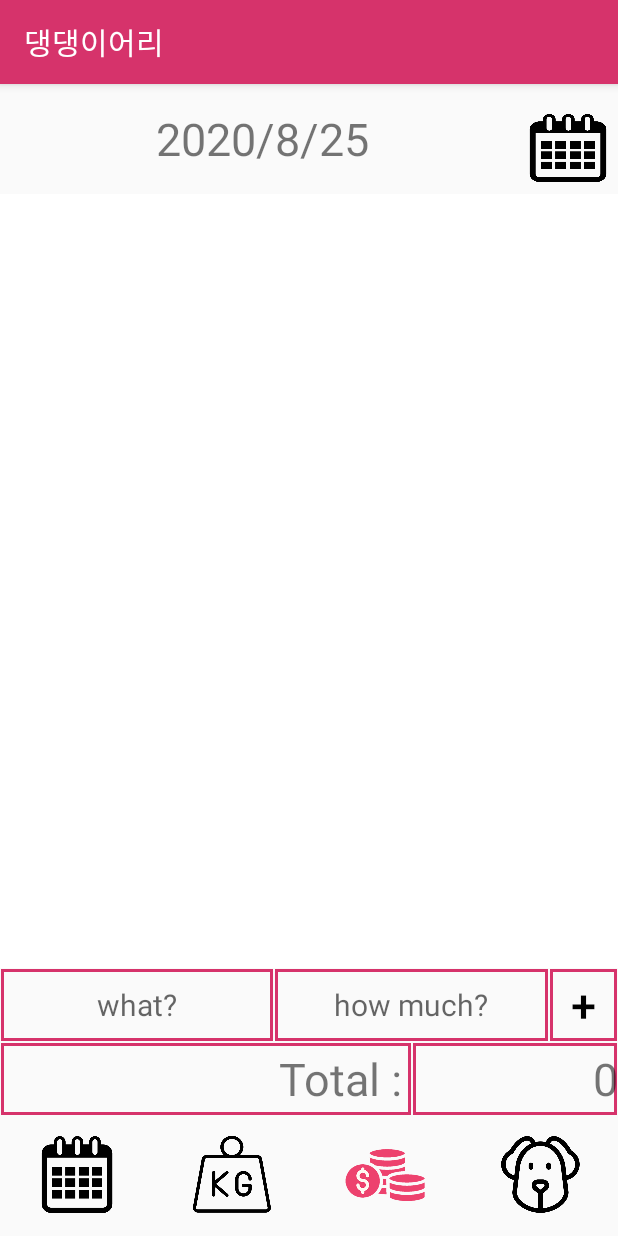
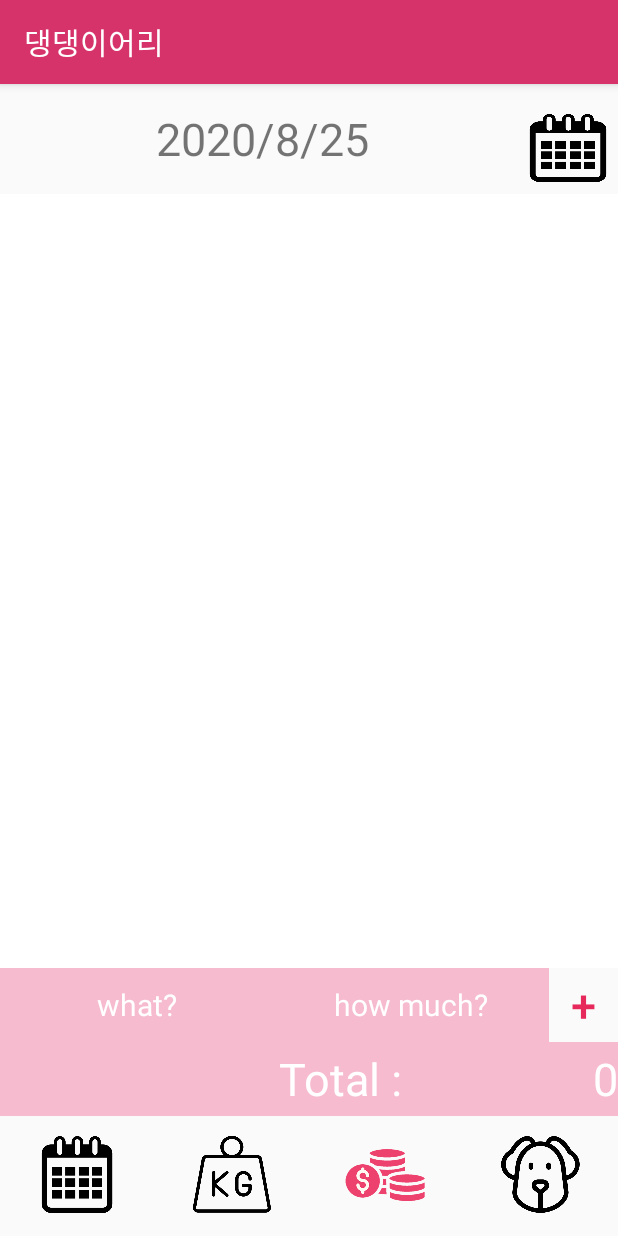
Before and after one commit to jooe0824/PuppyDiary, an Android app: the MoneyTab screen opened directly, with no data from a screen before it, on a phone screen of 412 x 824 dp. Run offline under Robolectric (Android 15) with nearby library versions, the phone set to English and light mode, and no system bars.

Commit message:
color arrange

```diff
--- a/app/src/main/AndroidManifest.xml
+++ b/app/src/main/AndroidManifest.xml
@@ -11,12 +11,12 @@
         android:theme="@style/AppTheme">
         <activity android:name=".KgTab"/>
         <activity android:name=".CalendarTab"/>
-        <activity android:name=".MoneyCalendar"/>
-        <activity android:name=".MoneyTab"/>
+        <activity android:name=".accountmenu.MoneyCalendar"/>
+        <activity android:name=".accountmenu.MoneyTab"/>
         <activity android:name=".KgPopup"/>
         <activity android:name=".MypuppyTab"/>
 
-        <activity android:name=".MoneyEdit"/>
+        <activity android:name=".accountmenu.MoneyEdit"/>
 
         <activity android:name=".MainActivity">
             <intent-filter>
--- a/app/src/main/java/org/techtown/puppydiary/CalendarTab.java
+++ b/app/src/main/java/org/techtown/puppydiary/CalendarTab.java
@@ -17,6 +17,8 @@ import android.widget.TextView;
 
 import androidx.appcompat.app.ActionBar;
 import androidx.appcompat.app.AppCompatActivity;
+
+import org.techtown.puppydiary.accountmenu.MoneyTab;
 
 import java.util.ArrayList;
 import java.util.Calendar;
--- a/app/src/main/java/org/techtown/puppydiary/MypuppyTab.java
+++ b/app/src/main/java/org/techtown/puppydiary/MypuppyTab.java
@@ -6,10 +6,8 @@ import android.graphics.drawable.ColorDrawable;
 import android.os.Bundle;
 import android.text.SpannableString;
 import android.text.style.UnderlineSpan;
-import android.view.LayoutInflater;
 import android.view.Menu;
 import android.view.View;
-import android.view.ViewGroup;
 import android.widget.Button;
 import android.widget.DatePicker;
 import android.widget.EditText;
@@ -17,6 +15,8 @@ import android.widget.TextView;
 
 import androidx.appcompat.app.ActionBar;
 import androidx.appcompat.app.AppCompatActivity;
+
+import org.techtown.puppydiary.accountmenu.MoneyTab;
 
 import java.util.Calendar;
 
--- a/app/src/main/java/org/techtown/puppydiary/MoneyCalendar.java
+++ b/app/src/main/java/org/techtown/puppydiary/accountmenu/MoneyCalendar.java
@@ -1,9 +1,8 @@
-package org.techtown.puppydiary;
+package org.techtown.puppydiary.accountmenu;
 
         import android.content.Intent;
         import android.graphics.drawable.ColorDrawable;
         import android.os.Bundle;
-        import android.os.PersistableBundle;
         //import android.support.annotation.NonNull;
        // import android.support.annotation.Nullable;
        // import android.support.v7.app.AppCompatActivity;
@@ -14,6 +13,9 @@ package org.techtown.puppydiary;
         import androidx.annotation.Nullable;
         import androidx.appcompat.app.ActionBar;
         import androidx.appcompat.app.AppCompatActivity;
+
+        import org.techtown.puppydiary.MainActivity;
+        import org.techtown.puppydiary.R;
 
 
 public class MoneyCalendar extends AppCompatActivity {
--- a/app/src/main/java/org/techtown/puppydiary/MoneyEdit.java
+++ b/app/src/main/java/org/techtown/puppydiary/accountmenu/MoneyEdit.java
@@ -1,18 +1,18 @@
-package org.techtown.puppydiary;
+package org.techtown.puppydiary.accountmenu;
 
 import android.content.Context;
 import android.content.Intent;
 import android.graphics.drawable.ColorDrawable;
 import android.os.Bundle;
 import android.view.Gravity;
-import android.view.LayoutInflater;
 import android.view.View;
-import android.view.ViewGroup;
 import android.widget.Button;
 import android.widget.Toast;
 
 import androidx.appcompat.app.ActionBar;
 import androidx.appcompat.app.AppCompatActivity;
+
+import org.techtown.puppydiary.R;
 
 public class MoneyEdit extends AppCompatActivity {
 
--- a/app/src/main/java/org/techtown/puppydiary/MyCursorAdapter.java
+++ b/app/src/main/java/org/techtown/puppydiary/accountmenu/MyCursorAdapter.java
@@ -1,4 +1,4 @@
-package org.techtown.puppydiary;
+package org.techtown.puppydiary.accountmenu;
 
 import android.content.Context;
 import android.database.Cursor;
@@ -8,6 +8,9 @@ import android.view.View;
 import android.view.ViewGroup;
 import android.widget.CursorAdapter;
 import android.widget.TextView;
+
+import org.techtown.puppydiary.R;
+import org.techtown.puppydiary.accountmenu.MoneyTab;
 
 /**
  * Created by 1hk_s on 2018-06-07.
--- a/app/src/main/res/layout/activity_money.xml
+++ b/app/src/main/res/layout/activity_money.xml
@@ -57,9 +57,10 @@
             android:layout_width="0dp"
             android:layout_height="match_parent"
             android:layout_weight="2"
-            android:background="@drawable/rect_money"
+            android:background="#F6BBCF"
+            android:gravity="center_horizontal|center_vertical"
             android:hint="what?"
-            android:gravity="center_horizontal|center_vertical"
+            android:textColorHint="#FFFF"
             android:inputType="text"
             android:textSize="20dp" />
 
@@ -68,8 +69,9 @@
             android:layout_width="0dp"
             android:layout_height="match_parent"
             android:layout_weight="2"
-            android:background="@drawable/rect_money"
+            android:background="#F6BBCF"
             android:hint="how much?"
+            android:textColorHint="#FFFF"
             android:gravity="center_horizontal|center_vertical"
             android:inputType="number"
             android:textSize="20sp" />
@@ -79,10 +81,10 @@
             android:layout_width="0dp"
             android:layout_height="match_parent"
             android:layout_weight="0.5"
-            android:background="@drawable/rect_money"
+            android:background="@drawable/rect_kg_box"
             android:onClick="OnClick_addButton"
             android:text="+"
-            android:textColor="#000000"
+            android:textColor="#E6285B"
             android:textSize="30sp" />
 
     </LinearLayout>
@@ -97,9 +99,10 @@
             android:layout_width="0dp"
             android:layout_height="match_parent"
             android:layout_weight="2"
-            android:background="@drawable/rect_money"
+            android:background="#F6BBCF"
             android:gravity="center_vertical|right"
             android:text="Total : "
+            android:textColor="#FFFF"
             android:textSize="30dp" />
 
         <TextView
@@ -108,9 +111,10 @@
             android:layout_height="match_parent"
             android:layout_gravity="center_vertical"
             android:layout_weight="1"
-            android:background="@drawable/rect_money"
+            android:background="#F6BBCF"
             android:gravity="right|center_vertical"
             android:hint="0"
+            android:textColor="#FFFF"
             android:textSize="30sp" />
     </LinearLayout>
 
```
Also changed, not shown: app/src/main/java/org/techtown/puppydiary/KgTab.java (+1 -28 lines), app/src/main/java/org/techtown/puppydiary/accountmenu/MoneyTab.java (renamed from app/src/main/java/org/techtown/puppydiary/MoneyTab.java, +6 -6 lines), app/src/main/java/org/techtown/puppydiary/accountmenu/MyDBHelper.java (renamed from app/src/main/java/org/techtown/puppydiary/MyDBHelper.java, +6 -6 lines).
